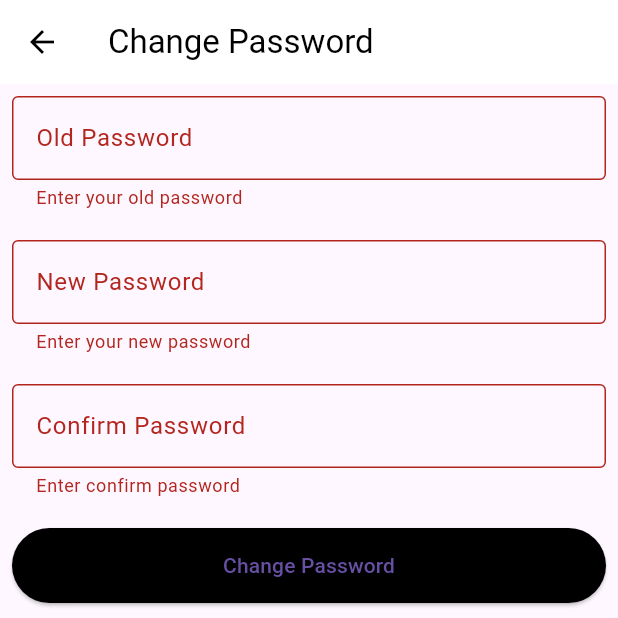
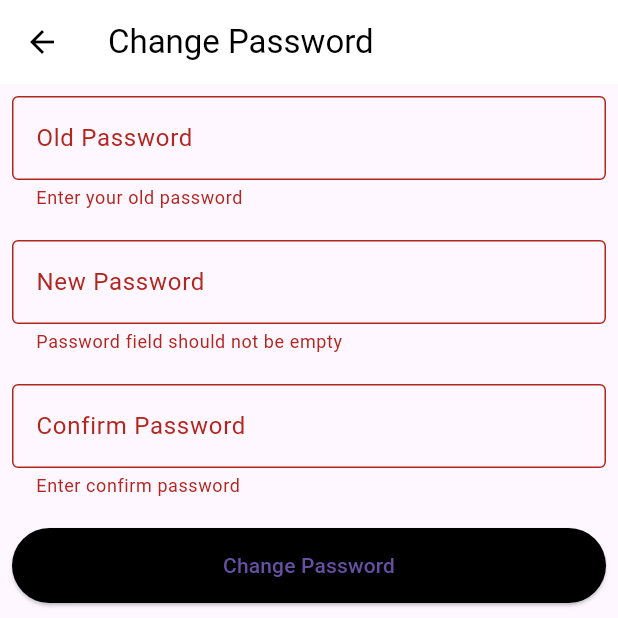
Before and after one commit to shrestharukesh1213/gharsathi, a Flutter app: the Changepasswordscreen screen opened by its route, after a tap on "Change Password", on a phone screen of 412 x 824 dp, the top half of it. Run offline on Flutter 3.47's test engine with Material 3 defaults, Android fonts, the phone set to English and light mode, and no system bars; our stand-ins replace cached_network_image, carousel_slider, cloud_firestore, country_picker, email_validator, firebase_auth and 6 more; accounts and stored records are empty.

Commit message:
Added validation for new password

```diff
--- a/lib/screens/ChangePasswordScreen.dart
+++ b/lib/screens/ChangePasswordScreen.dart
@@ -93,11 +93,17 @@ class _ChangepasswordscreenState extends State<Changepasswordscreen> {
               TextFormField(
                 controller: _newPasswordController,
                 validator: (value) {
-                  if (value!.isEmpty) {
-                    return 'Enter your new password';
-                  }
-                  return null;
-                },
+                    if (value == null || value.isEmpty) {
+                      return "Password field should not be empty";
+                    } else if (value.length <= 6) {
+                      return "Password should be longer than 6 letters";
+                    } else if (!RegExp(r'[A-Z]').hasMatch(value)) {
+                      return "Password must contain at least one uppercase letter";
+                    } else if (!RegExp(r'[0-9]').hasMatch(value)) {
+                      return "Password must contain at least one number";
+                    }
+                    return null;
+                  },
                 obscureText: true,
                 decoration: const InputDecoration(
                   labelText: 'New Password',
```
